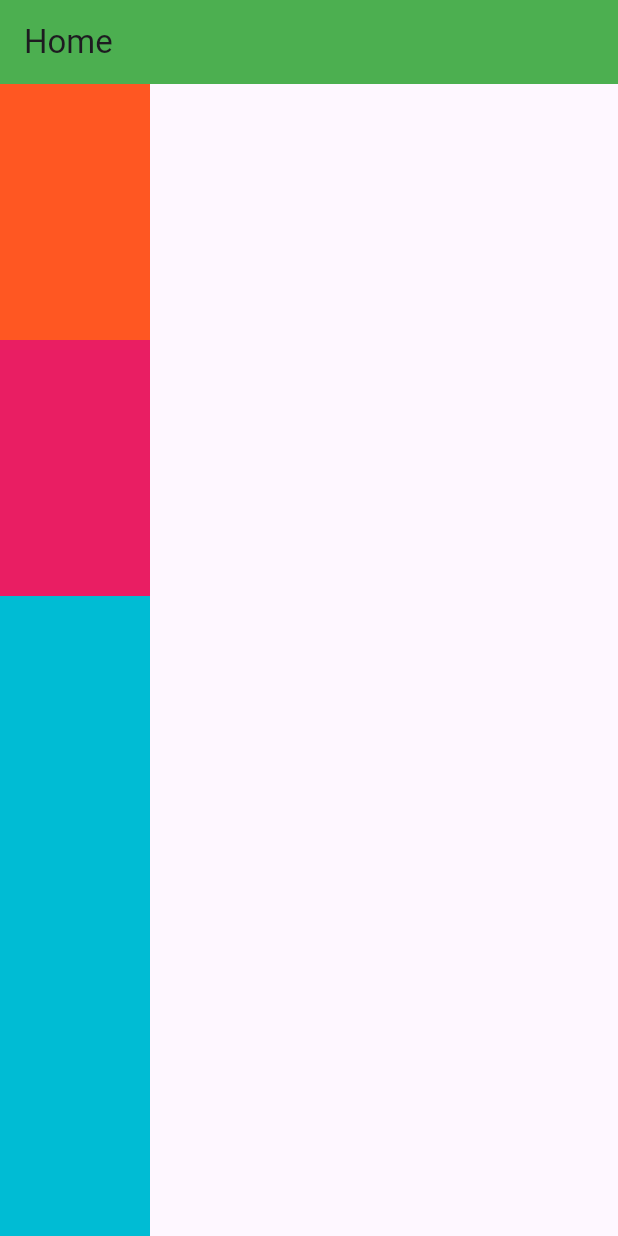
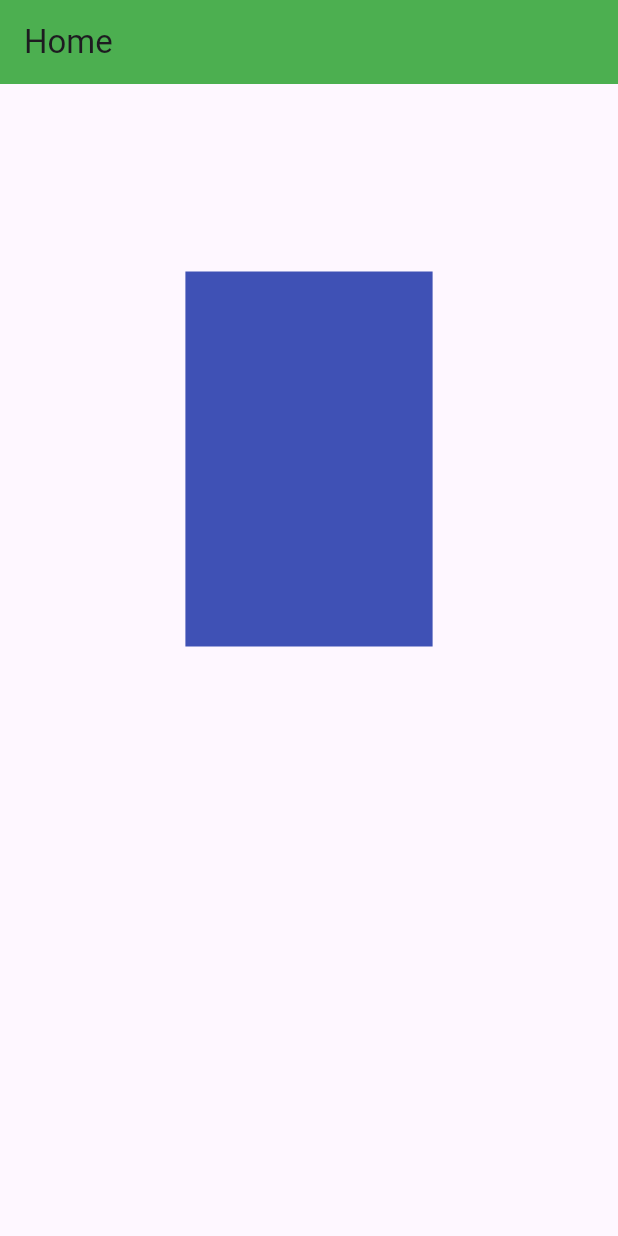
Before and after one commit to Eshita75/flutter10_live_class, a Flutter app: the screen it shows after launch, on a phone screen of 412 x 824 dp. Run offline on Flutter 3.47's test engine with Material 3 defaults, Android fonts, the phone set to English and light mode, and no system bars.

```diff
--- a/lib/main.dart
+++ b/lib/main.dart
@@ -23,36 +23,36 @@ class Home extends StatelessWidget{
       ),
       body: Column(
         children: [
-          Expanded(
-            flex: 2,
-            child: Container(
-              width: 100,
-              //height: 100,
-              color: Colors.deepOrange,
-            ),
-          ),
+          // Expanded(
+          //   flex: 2,
+          //   child: Container(
+          //     width: 100,
+          //     //height: 100,
+          //     color: Colors.deepOrange,
+          //   ),
+          // ),
 
-          Expanded(
-            flex: 2,
-            child: Container(
-              width: 100,
-              height: 100,
-              color: Colors.pink,
-            ),
-          ),
+          // Expanded(
+          //   flex: 2,
+          //   child: Container(
+          //     width: 100,
+          //     height: 100,
+          //     color: Colors.pink,
+          //   ),
+          // ),
 
-          Expanded(
-            flex: 5,
-            child: Container(
-              width: 100,
-              height: 100,
-              color: Colors.cyan,
-            ),
-          )
+          // Expanded(
+          //   flex: 5,
+          //   child: Container(
+          //     width: 100,
+          //     height: 100,
+          //     color: Colors.cyan,
+          //   ),
+          // )
 
 
 
-          /*SizedBox(
+          SizedBox(
             width: MediaQuery.sizeOf(context).width,
             height: 500,
             child: FractionallySizedBox(
@@ -62,7 +62,7 @@ class Home extends StatelessWidget{
                 color: Colors.indigo,
               ),
             ),
-          )*/
+          )
 
           // AspectRatio(aspectRatio: 16/9,
           //   child: Container(
```
